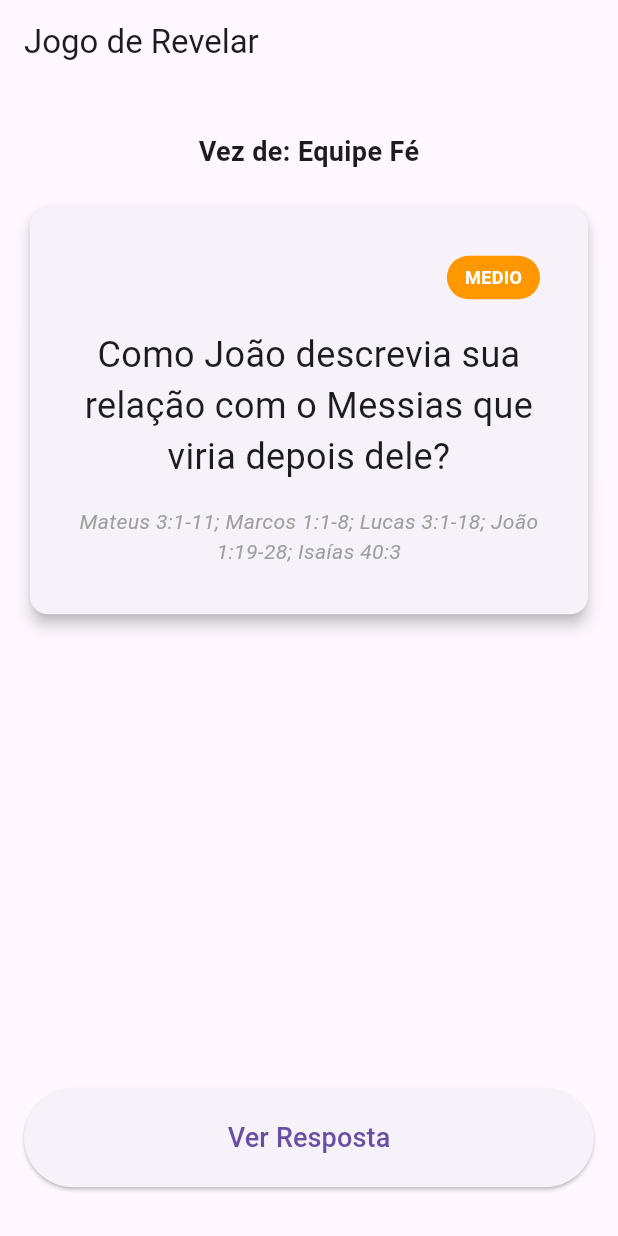
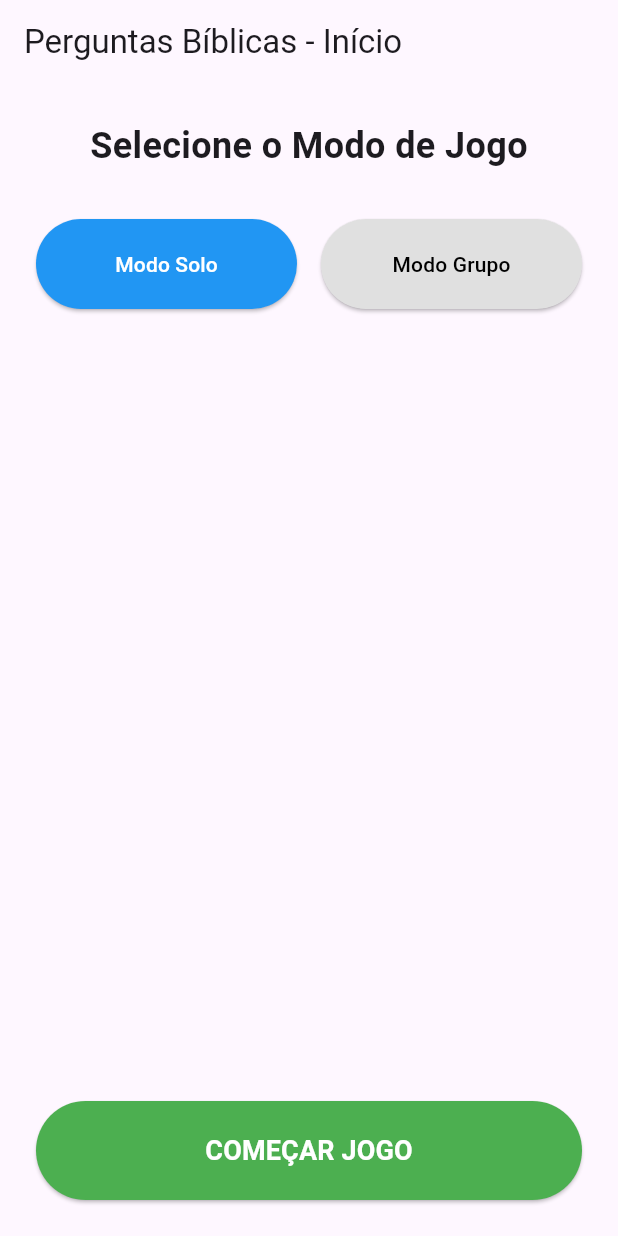
Before and after one commit to bivardourado/copiste, a Flutter app: the screen it shows after launch, on a phone screen of 412 x 824 dp. Run offline on Flutter 3.47's test engine with Material 3 defaults, Android fonts, the phone set to English and light mode, and no system bars; our stand-ins replace flutter_bloc.

Commit message:
feat: correcoes MVP Perguntas Biblicas - tela de config, parse de livro com textos e links, e UI com nome atualizado

```diff
--- a/lib/main.dart
+++ b/lib/main.dart
@@ -5,6 +5,7 @@ import 'modules/revelar/models/pergunta_revelar.dart';
 import 'modules/revelar/repositories/perguntas_repository.dart';
 import 'modules/revelar/bloc/revelar_cubit.dart';
 import 'modules/revelar/ui/pages/revelar_page.dart';
+import 'modules/revelar/ui/pages/config_page.dart';
 
 void main() {
   runApp(const MeuJogoApp());
@@ -16,7 +17,7 @@ class MeuJogoApp extends StatelessWidget {
   @override
   Widget build(BuildContext context) {
     return MaterialApp(
-      title: 'Jogo Bíblico',
+      title: 'Perguntas Bíblicas',
       theme: ThemeData(primarySwatch: Colors.blue),
       home: FutureBuilder<List<PerguntaRevelar>>(
         future: PerguntasRepository().carregarPerguntas(),
@@ -43,12 +44,7 @@ class MeuJogoApp extends StatelessWidget {
           }
 
           final perguntas = snapshot.data!;
-          final times = ["Equipe Fé", "Equipe Esperança"];
-
-          return BlocProvider(
-            create: (context) => RevelarCubit(perguntas, times),
-            child: RevelarPage(),
-          );
+          return ConfigPage(perguntas: perguntas);
         },
       ),
     );
--- /dev/null
+++ b/lib/modules/revelar/ui/pages/config_page.dart
@@ -0,0 +1,126 @@
+import 'package:flutter/material.dart';
+import 'package:flutter_bloc/flutter_bloc.dart';
+import '../../bloc/revelar_cubit.dart';
+import '../../models/pergunta_revelar.dart';
+import 'revelar_page.dart';
+
+class ConfigPage extends StatefulWidget {
+  final List<PerguntaRevelar> perguntas;
+
+  const ConfigPage({Key? key, required this.perguntas}) : super(key: key);
+
+  @override
+  _ConfigPageState createState() => _ConfigPageState();
+}
+
+class _ConfigPageState extends State<ConfigPage> {
+  bool _isGrupo = false;
+  final TextEditingController _time1Controller = TextEditingController(text: "Equipe Fé");
+  final TextEditingController _time2Controller = TextEditingController(text: "Equipe Esperança");
+
+  void _iniciarJogo() {
+    List<String> times = _isGrupo
+        ? [_time1Controller.text.trim(), _time2Controller.text.trim()]
+        : ["Jogador 1"];
+
+    if (_isGrupo && (times[0].isEmpty || times[1].isEmpty)) {
+      ScaffoldMessenger.of(context).showSnackBar(
+        const SnackBar(content: Text("Preencha o nome das duas equipes!")),
+      );
+      return;
+    }
+
+    Navigator.of(context).pushReplacement(
+      MaterialPageRoute(
+        builder: (_) => BlocProvider(
+          create: (context) => RevelarCubit(widget.perguntas, times),
+          child: RevelarPage(),
+        ),
+      ),
+    );
+  }
+
+  @override
+  Widget build(BuildContext context) {
+    return Scaffold(
+      appBar: AppBar(title: const Text('Perguntas Bíblicas - Início')),
+      body: Padding(
+        padding: const EdgeInsets.all(24.0),
+        child: Column(
+          mainAxisAlignment: MainAxisAlignment.center,
+          crossAxisAlignment: CrossAxisAlignment.stretch,
+          children: [
+            const Text(
+              "Selecione o Modo de Jogo",
+              style: TextStyle(fontSize: 24, fontWeight: FontWeight.bold),
+              textAlign: TextAlign.center,
+            ),
+            const SizedBox(height: 32),
+            Row(
+              children: [
+                Expanded(
+                  child: ElevatedButton(
+                    onPressed: () => setState(() => _isGrupo = false),
+                    style: ElevatedButton.styleFrom(
+                      backgroundColor: !_isGrupo ? Colors.blue : Colors.grey.shade300,
+                      foregroundColor: !_isGrupo ? Colors.white : Colors.black,
+                      padding: const EdgeInsets.symmetric(vertical: 20),
+                    ),
+                    child: const Text('Modo Solo'),
+                  ),
+                ),
+                const SizedBox(width: 16),
+                Expanded(
+                  child: ElevatedButton(
+                    onPressed: () => setState(() => _isGrupo = true),
+                    style: ElevatedButton.styleFrom(
+                      backgroundColor: _isGrupo ? Colors.blue : Colors.grey.shade300,
+                      foregroundColor: _isGrupo ? Colors.white : Colors.black,
+                      padding: const EdgeInsets.symmetric(vertical: 20),
+                    ),
+                    child: const Text('Modo Grupo'),
+                  ),
+                ),
+              ],
+            ),
+            const SizedBox(height: 32),
+            if (_isGrupo) ...[
+              TextField(
+                controller: _time1Controller,
+                decoration: const InputDecoration(
+                  labelText: 'Nome da Equipe 1',
+                  border: OutlineInputBorder(),
+                ),
+              ),
+              const SizedBox(height: 16),
+              TextField(
+                controller: _time2Controller,
+                decoration: const InputDecoration(
+                  labelText: 'Nome da Equipe 2',
+                  border: OutlineInputBorder(),
+                ),
+              ),
+            ],
+            const Spacer(),
+            ElevatedButton(
+              onPressed: _iniciarJogo,
+              style: ElevatedButton.styleFrom(
+                padding: const EdgeInsets.all(20),
+                backgroundColor: Colors.green,
+                foregroundColor: Colors.white,
+              ),
+              child: const Text('COMEÇAR JOGO', style: TextStyle(fontSize: 18, fontWeight: FontWeight.bold)),
+            ),
+          ],
+        ),
+      ),
+    );
+  }
+
+  @override
+  void dispose() {
+    _time1Controller.dispose();
+    _time2Controller.dispose();
+    super.dispose();
+  }
+}
--- a/lib/modules/revelar/ui/pages/revelar_page.dart
+++ b/lib/modules/revelar/ui/pages/revelar_page.dart
@@ -8,7 +8,7 @@ class RevelarPage extends StatelessWidget {
   @override
   Widget build(BuildContext context) {
     return Scaffold(
-      appBar: AppBar(title: const Text('Jogo de Revelar')),
+      appBar: AppBar(title: const Text('Perguntas Bíblicas')),
       body: BlocBuilder<RevelarCubit, RevelarState>(
         builder: (context, state) {
           if (state is RevelarPerguntaOculta) {
@@ -106,6 +106,12 @@ class RevelarPage extends StatelessWidget {
                 child: Column(
                   children: [
                     Text(
+                      state.perguntaAtual.pergunta,
+                      style: const TextStyle(fontSize: 18, color: Colors.black87),
+                      textAlign: TextAlign.center,
+                    ),
+                    const SizedBox(height: 16),
+                    Text(
                       state.perguntaAtual.resposta,
                       style: const TextStyle(fontSize: 28, fontWeight: FontWeight.bold, color: Colors.blueAccent),
                       textAlign: TextAlign.center,
```
Also changed, not shown: 1 other file.
